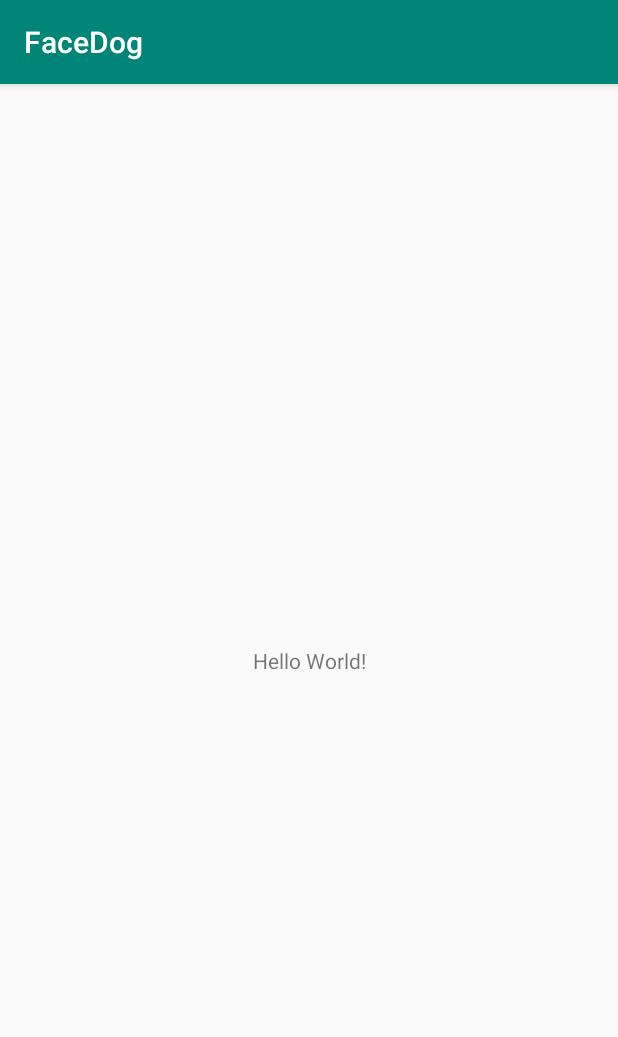
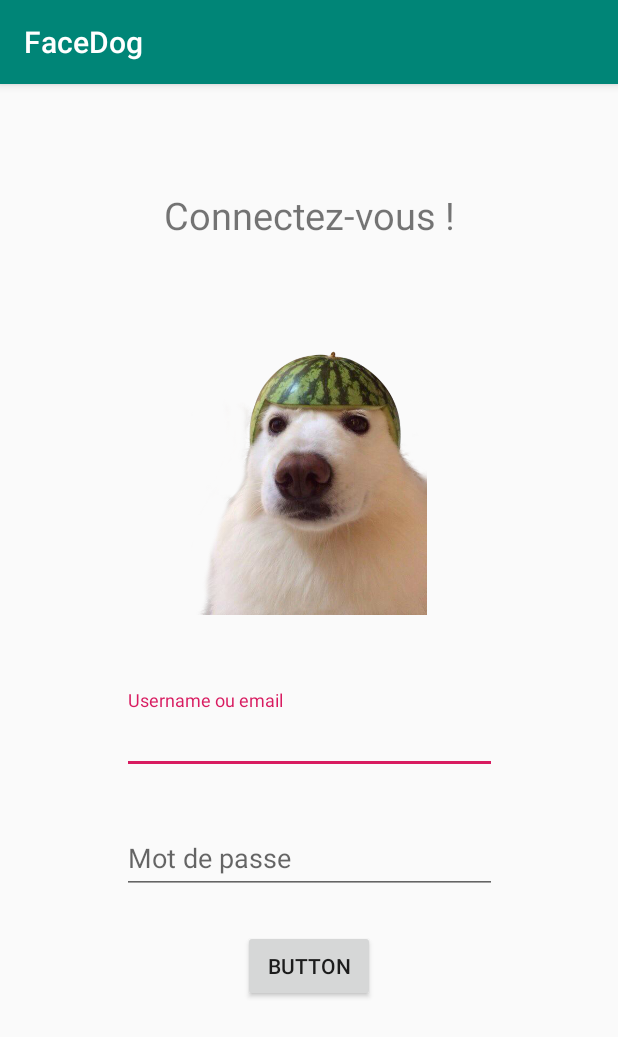
Before and after one commit to AntoineSini/FaceDog, an Android app: the screen it shows after launch (MainActivity before the commit, ConnectionActivity after it), on a phone screen of 412 x 824 dp. Shown: the top 1037 px of the screen. Run offline under Robolectric (Android 15) with nearby library versions, the phone set to English and light mode, and no system bars; our stand-ins replace Firebase (no records; nobody signed in at launch, a user with empty details on screens opened directly).

Commit message:
Add UI Connection (provisional)

```diff
--- a/app/build.gradle
+++ b/app/build.gradle
@@ -33,4 +33,6 @@ dependencies {
     testImplementation 'junit:junit:4.12'
     androidTestImplementation 'androidx.test.ext:junit:1.1.1'
     androidTestImplementation 'androidx.test.espresso:espresso-core:3.2.0'
+    implementation 'com.google.android.material:material:1.0.0'
+    implementation 'com.google.firebase:firebase-auth:19.2.0'
 }
--- a/app/src/main/AndroidManifest.xml
+++ b/app/src/main/AndroidManifest.xml
@@ -9,14 +9,14 @@
         android:roundIcon="@mipmap/ic_launcher_round"
         android:supportsRtl="true"
         android:theme="@style/AppTheme">
-        <activity android:name=".ConnectionActivity"></activity>
-        <activity android:name=".MainActivity">
+        <activity android:name=".ConnectionActivity">
             <intent-filter>
                 <action android:name="android.intent.action.MAIN" />
 
                 <category android:name="android.intent.category.LAUNCHER" />
             </intent-filter>
         </activity>
+        <activity android:name=".MainActivity"></activity>
     </application>
 
 </manifest>
--- a/app/src/main/java/fr/isen/facedog/ConnectionActivity.kt
+++ b/app/src/main/java/fr/isen/facedog/ConnectionActivity.kt
@@ -1,12 +1,28 @@
 package fr.isen.facedog
 
+import android.content.Intent
 import androidx.appcompat.app.AppCompatActivity
 import android.os.Bundle
+import com.google.firebase.auth.FirebaseAuth
 
 class ConnectionActivity : AppCompatActivity() {
+    private lateinit var auth: FirebaseAuth
 
     override fun onCreate(savedInstanceState: Bundle?) {
         super.onCreate(savedInstanceState)
         setContentView(R.layout.activity_connection)
+        //Initialize
+        auth = FirebaseAuth.getInstance()
+    }
+
+    public override fun onStart() {
+        super.onStart()
+        val currentUser = auth.currentUser
+        if (currentUser != null) {
+            //intent = Intent(this, GeneralFeedActivity::class.java)
+            //startActivity(intent)
+        }
+
+
     }
 }
--- a/app/src/main/java/fr/isen/facedog/MainActivity.kt
+++ b/app/src/main/java/fr/isen/facedog/MainActivity.kt
@@ -1,5 +1,7 @@
 package fr.isen.facedog
 
+import android.content.Intent
+import android.media.browse.MediaBrowser
 import androidx.appcompat.app.AppCompatActivity
 import android.os.Bundle
 
@@ -8,5 +10,6 @@ class MainActivity : AppCompatActivity() {
     override fun onCreate(savedInstanceState: Bundle?) {
         super.onCreate(savedInstanceState)
         setContentView(R.layout.activity_main)
+
     }
 }
--- a/app/src/main/res/layout/activity_connection.xml
+++ b/app/src/main/res/layout/activity_connection.xml
@@ -6,4 +6,69 @@
     android:layout_height="match_parent"
     tools:context=".ConnectionActivity">
 
+    <TextView
+        android:id="@+id/textView"
+        android:layout_width="wrap_content"
+        android:layout_height="wrap_content"
+        android:layout_marginTop="70dp"
+        android:text="@string/connection_title"
+        android:textSize="25sp"
+        app:layout_constraintEnd_toEndOf="parent"
+        app:layout_constraintHorizontal_bias="0.5"
+        app:layout_constraintStart_toStartOf="parent"
+        app:layout_constraintTop_toTopOf="parent" />
+
+    <ImageView
+        android:id="@+id/imageView"
+        android:layout_width="189dp"
+        android:layout_height="209dp"
+        android:layout_marginTop="40dp"
+        app:layout_constraintEnd_toEndOf="parent"
+        app:layout_constraintHorizontal_bias="0.5"
+        app:layout_constraintStart_toStartOf="parent"
+        app:layout_constraintTop_toBottomOf="@+id/textView"
+        app:srcCompat="@drawable/dog" />
+
+    <com.google.android.material.textfield.TextInputLayout
+        android:id="@+id/textInputLayout"
+        android:layout_width="250dp"
+        android:layout_height="60dp"
+        android:layout_marginTop="50dp"
+        app:layout_constraintEnd_toEndOf="parent"
+        app:layout_constraintHorizontal_bias="0.5"
+        app:layout_constraintStart_toStartOf="parent"
+        app:layout_constraintTop_toBottomOf="@+id/imageView">
+
+        <com.google.android.material.textfield.TextInputEditText
+            android:layout_width="match_parent"
+            android:layout_height="wrap_content"
+            android:hint="@string/username" />
+    </com.google.android.material.textfield.TextInputLayout>
+
+    <com.google.android.material.textfield.TextInputLayout
+        android:id="@+id/textInputLayout2"
+        android:layout_width="250dp"
+        android:layout_height="60dp"
+        android:layout_marginTop="20dp"
+        app:layout_constraintEnd_toEndOf="parent"
+        app:layout_constraintHorizontal_bias="0.5"
+        app:layout_constraintStart_toStartOf="parent"
+        app:layout_constraintTop_toBottomOf="@+id/textInputLayout">
+
+        <com.google.android.material.textfield.TextInputEditText
+            android:layout_width="match_parent"
+            android:layout_height="wrap_content"
+            android:hint="@string/password" />
+    </com.google.android.material.textfield.TextInputLayout>
+
+    <Button
+        android:id="@+id/button"
+        android:layout_width="wrap_content"
+        android:layout_height="wrap_content"
+        android:layout_marginTop="20dp"
+        android:text="Button"
+        app:layout_constraintEnd_toEndOf="parent"
+        app:layout_constraintHorizontal_bias="0.5"
+        app:layout_constraintStart_toStartOf="parent"
+        app:layout_constraintTop_toBottomOf="@+id/textInputLayout2" />
 </androidx.constraintlayout.widget.ConstraintLayout>
--- a/app/src/main/res/values/strings.xml
+++ b/app/src/main/res/values/strings.xml
@@ -1,3 +1,6 @@
 <resources>
     <string name="app_name">FaceDog</string>
+    <string name="connection_title">Connectez-vous !</string>
+    <string name="username">Username ou email</string>
+    <string name="password">Mot de passe</string>
 </resources>
```
Also changed, not shown: app/src/main/res/drawable-v24/dog.png (added).
